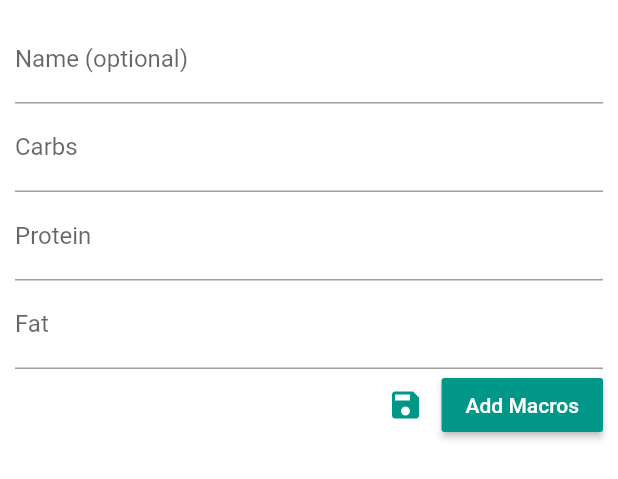
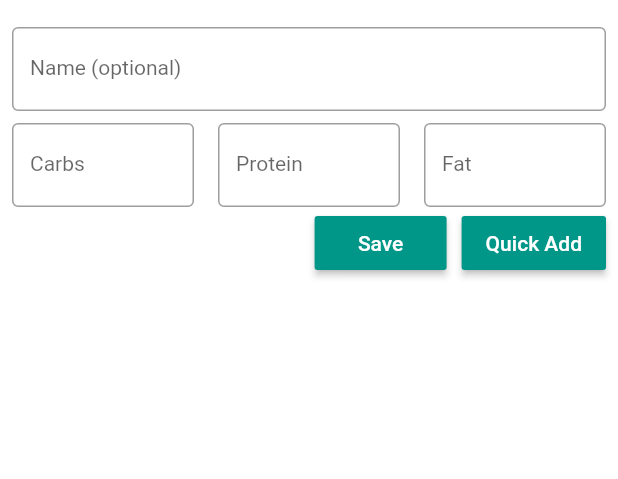
Before and after one commit to southojere/flutter-macro-counter, a Flutter app: the MacroInputs widget shown alone on an empty page, opened directly with empty values, on a phone screen of 412 x 824 dp. Shown: the top 479 px of the screen. Run offline on Flutter 3.47's test engine with Material 2 defaults, Android fonts, the phone set to English and light mode, and no system bars; our stand-ins replace cloud_firestore, firebase_auth, flutter_spinkit, material_design_icons_flutter, percent_indicator; accounts and stored records are empty; statements that could not run were skipped.

Commit message:
Updated bottom drawer style

```diff
--- a/lib/screens/home/home.dart
+++ b/lib/screens/home/home.dart
@@ -93,6 +93,9 @@ class _MyHomePageState extends State<MyHomePage> {
   void _startAddMacros(BuildContext context) {
     showModalBottomSheet(
         context: context,
+        shape: RoundedRectangleBorder(
+          borderRadius: BorderRadius.only(topLeft: Radius.circular(15.0), topRight: Radius.circular(15.0)),
+        ),
         builder: (ctx) {
           return MacroInputs(
             addMacros: addMacros,
--- a/lib/screens/home/widgets/macro_inputs.dart
+++ b/lib/screens/home/widgets/macro_inputs.dart
@@ -33,7 +33,8 @@ class _MacroInputState extends State<MacroInputs> {
     double fat =
         double.parse(_fatController.text == '' ? '0.0' : _fatController.text);
 
-    widget.addMacros(new Food(name: "", carbs: carbs, protein: protein, fat: fat), user);
+    widget.addMacros(
+        new Food(name: "", carbs: carbs, protein: protein, fat: fat), user);
 
     _carbsController.clear();
     _proteinController.clear();
@@ -57,54 +58,82 @@ class _MacroInputState extends State<MacroInputs> {
     widget.addFood(newFood, currentUser);
   }
 
+  Padding buildTextInput(
+      TextEditingController controller, String label, TextInputType inputType) {
+    return Padding(
+      padding: const EdgeInsets.only(top:8.0, left: 8.0,right:8.0),
+      child: TextField(
+        controller: controller,
+        style: new TextStyle(fontSize: 14, color: Colors.black),
+        decoration: InputDecoration(
+            labelText: label,
+            focusedBorder: OutlineInputBorder(
+              borderSide:
+                  BorderSide(color: Theme.of(context).primaryColor, width: 2.0),
+            ),
+            enabledBorder: OutlineInputBorder(
+                borderSide: BorderSide(
+                    color: Theme.of(context).primaryColorDark, width: 1.0))),
+        keyboardType: inputType,
+      ),
+    );
+  }
+
+  RaisedButton buildButton(
+      String label, Function onPress, BuildContext context) {
+    return RaisedButton(
+      child: Text(label),
+      color: Theme.of(context).primaryColor,
+      textColor: Theme.of(context).textTheme.button.color,
+      onPressed: onPress,
+    );
+  }
+
+  Column buildSheetItems(User user, BuildContext context) {
+    return Column(
+      children: <Widget>[
+        SizedBox(
+          height: 10,
+        ),
+        buildTextInput(_nameController, 'Name (optional)', TextInputType.text),
+        Row(
+          children: <Widget>[
+            Flexible(
+                child: buildTextInput(
+                    _carbsController, 'Carbs', TextInputType.number)),
+            Flexible(
+              child: buildTextInput(
+                  _proteinController, 'Protein', TextInputType.number),
+            ),
+            Flexible(
+                child: buildTextInput(
+                    _fatController, 'Fat', TextInputType.number)),
+          ],
+        ),
+        Padding(
+          padding: const EdgeInsets.only(right: 8),
+          child: Row(
+            mainAxisAlignment: MainAxisAlignment.end,
+            children: <Widget>[
+              buildButton('Save', () => _onSaveFood(user), context),
+              SizedBox(
+                width: 10,
+              ),
+              buildButton('Quick Add', () => _onSubmit(user), context),
+            ],
+          ),
+        )
+      ],
+    );
+  }
+
   @override
   Widget build(BuildContext context) {
     final user = Provider.of<User>(context);
     // final userAppData = Provider.of<UserData>(context);
 
-    return Padding(
-      padding: const EdgeInsets.all(10.0),
-      child: Column(
-        children: <Widget>[
-          TextField(
-            controller: _nameController,
-            decoration: InputDecoration(labelText: 'Name (optional)'),
-            keyboardType: TextInputType.text,
-          ),
-          TextField(
-            controller: _carbsController,
-            decoration: InputDecoration(labelText: 'Carbs'),
-            keyboardType: TextInputType.number,
-          ),
-          TextField(
-            controller: _proteinController,
-            decoration: InputDecoration(labelText: 'Protein'),
-            keyboardType: TextInputType.number,
-          ),
-          TextField(
-            controller: _fatController,
-            decoration: InputDecoration(labelText: 'Fat'),
-            keyboardType: TextInputType.number,
-          ),
-          Row(
-            mainAxisAlignment: MainAxisAlignment.end,
-            children: <Widget>[
-              IconButton(
-                icon: Icon(Icons.save),
-                tooltip: 'Save this entry to your library',
-                onPressed: () => _onSaveFood(user),
-                color: Theme.of(context).primaryColor,
-              ),
-              RaisedButton(
-                child: Text('Add Macros'),
-                color: Theme.of(context).primaryColor,
-                textColor: Theme.of(context).textTheme.button.color,
-                onPressed: () => _onSubmit(user),
-              ),
-            ],
-          )
-        ],
-      ),
+    return Container(
+      child: buildSheetItems(user, context),
     );
   }
 }
--- a/lib/screens/home/widgets/macros/macro_bar.dart
+++ b/lib/screens/home/widgets/macros/macro_bar.dart
@@ -25,7 +25,9 @@ class MacroBar extends StatelessWidget {
               padding: const EdgeInsets.all(8.0),
               child: Row(
                 mainAxisAlignment: MainAxisAlignment.spaceBetween,
-                children: <Widget>[Text(this.label), Text("${displayValue}")],
+                children: <Widget>[Text(this.label), Text("${displayValue}", style: TextStyle(
+                  fontWeight: FontWeight.bold
+                ),)],
               ),
             ),
             new LinearPercentIndicator(
```
